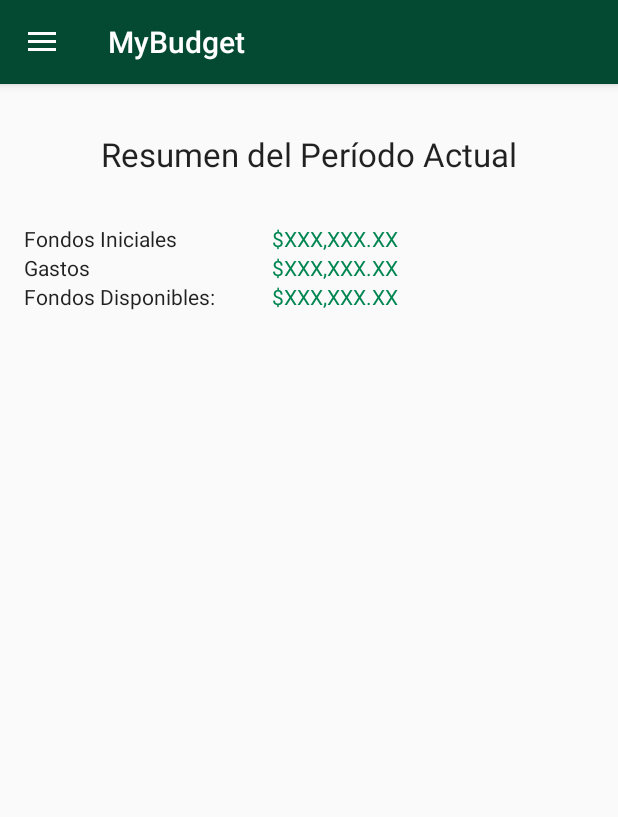
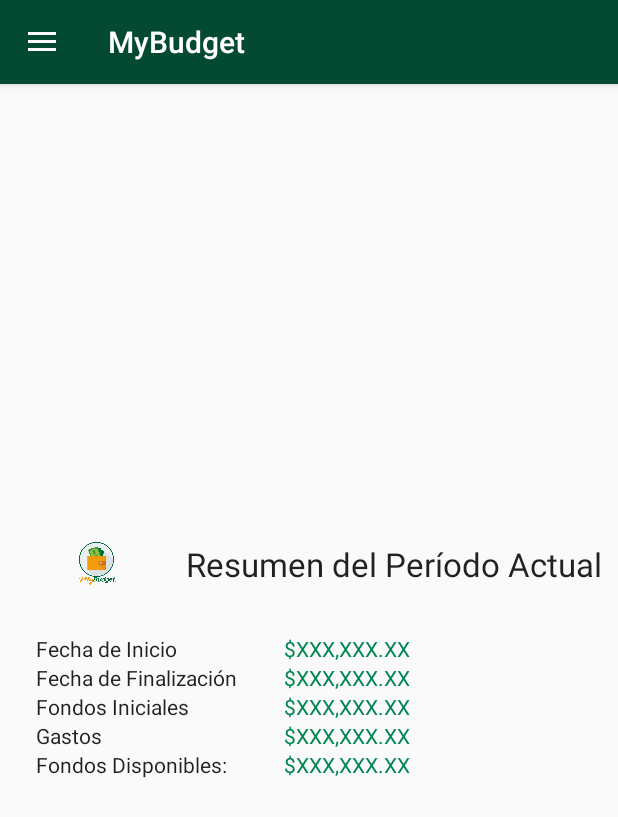
Before and after one commit to Marcelo1706/MyBudget, an Android app: the MainActivity screen opened directly, with no data from a screen before it, on a phone screen of 412 x 824 dp. Shown: the top 817 px of the screen. Run offline under Robolectric (Android 15) with nearby library versions, the phone set to English and light mode, and no system bars.

Commit message:
Cambios Menores

```diff
--- a/app/src/main/java/com/comfycraft/mybudget/layout/MainActivity.java
+++ b/app/src/main/java/com/comfycraft/mybudget/layout/MainActivity.java
@@ -13,6 +13,8 @@ import android.support.v7.app.AppCompatActivity;
 import android.os.Bundle;
 import android.support.v7.widget.Toolbar;
 import android.view.MenuItem;
+import android.view.View;
+import android.widget.TextView;
 import android.widget.Toast;
 
 import com.comfycraft.mybudget.R;
@@ -48,6 +50,7 @@ public class MainActivity extends AppCompatActivity implements NavigationView.On
         password = session.getPassword();
         id_periodo = session.getIdPeriodo();
 
+
         //Recuperamos el índice enviado en la tabla
         //Mostrar toast con indice seleccionado
         Toast.makeText(this,"Id Periodo " + id_periodo,Toast.LENGTH_SHORT).show();
@@ -59,6 +62,12 @@ public class MainActivity extends AppCompatActivity implements NavigationView.On
         drawer = findViewById(R.id.drawer_layout);
         NavigationView navigationView = findViewById(R.id.nav_view);
         navigationView.setNavigationItemSelectedListener(this);
+
+        //Poner el nombre del usuario en el nav_header
+        View headerView = navigationView.getHeaderView(0);
+        TextView userName = headerView.findViewById(R.id.tv_nombre_usuario);
+        String mensaje = "¡Bienvenido, "+nombre_usuario+"!";
+        userName.setText(mensaje);
 
         ActionBarDrawerToggle toggle = new ActionBarDrawerToggle(this, drawer, toolbar,
                 R.string.navigation_drawer_open, R.string.navigation_drawer_close);
--- a/app/src/main/java/com/comfycraft/mybudget/layout/PeriodosLayout.java
+++ b/app/src/main/java/com/comfycraft/mybudget/layout/PeriodosLayout.java
@@ -105,7 +105,7 @@ public class PeriodosLayout extends AppCompatActivity {
                 //Acá se debe mandar a llamar el MainActivity y enviarle los datos del
                 //ListView
                 Intent mainActivity = new Intent(PeriodosLayout.this,MainActivity.class);
-                session.setIdPeriodo(ids_periodos[i]);
+                session.setIdPeriodo(ids_periodos[i-1]);
                 startActivity(mainActivity);
             }
         });
--- a/app/src/main/res/layout/fragment_resumen.xml
+++ b/app/src/main/res/layout/fragment_resumen.xml
@@ -5,20 +5,45 @@
     android:layout_width="match_parent"
     android:layout_height="match_parent">
 
+    <LinearLayout
+        android:layout_width="0dp"
+        android:layout_height="wrap_content"
+        android:layout_marginStart="8dp"
+        android:layout_marginEnd="8dp"
+        android:orientation="vertical"
+        app:layout_constraintBottom_toBottomOf="parent"
+        app:layout_constraintEnd_toEndOf="parent"
+        app:layout_constraintStart_toStartOf="parent"
+        app:layout_constraintTop_toTopOf="parent">
+
+        <LinearLayout
+            android:layout_width="match_parent"
+            android:layout_height="match_parent"
+            android:orientation="horizontal">
+
+            <ImageView
+                android:id="@+id/imageView2"
+                android:layout_width="0dp"
+                android:layout_height="match_parent"
+                android:layout_weight="2"
+                app:srcCompat="@drawable/logo_app" />
+
             <TextView
                 android:id="@+id/textView10"
-        android:layout_width="wrap_content"
+                android:layout_width="0dp"
                 android:layout_height="wrap_content"
-        android:layout_marginTop="32dp"
+                android:layout_weight="5"
                 android:text="Resumen del Período Actual"
+                android:textAlignment="center"
                 android:textAppearance="@style/TextAppearance.AppCompat.Large"
                 app:layout_constraintEnd_toEndOf="parent"
                 app:layout_constraintStart_toStartOf="parent"
                 app:layout_constraintTop_toTopOf="parent" />
+        </LinearLayout>
 
         <TableLayout
             android:id="@+id/tableLayout"
-        android:layout_width="0dp"
+            android:layout_width="match_parent"
             android:layout_height="wrap_content"
             android:layout_marginStart="16dp"
             android:layout_marginTop="32dp"
@@ -26,6 +51,50 @@
             app:layout_constraintEnd_toEndOf="parent"
             app:layout_constraintStart_toStartOf="parent"
             app:layout_constraintTop_toBottomOf="@+id/textView10">
+
+            <TableRow
+                android:layout_width="match_parent"
+                android:layout_height="match_parent">
+
+                <TextView
+                    android:id="@+id/tv11"
+                    android:layout_width="150dp"
+                    android:layout_height="wrap_content"
+                    android:layout_marginEnd="15dp"
+                    android:layout_marginRight="15dp"
+                    android:text="Fecha de Inicio"
+                    android:textAppearance="@style/TextAppearance.AppCompat.Body1" />
+
+                <TextView
+                    android:id="@+id/tv_fecha_ini_resumen"
+                    android:layout_width="match_parent"
+                    android:layout_height="wrap_content"
+                    android:text="$XXX,XXX.XX"
+                    android:textAppearance="@style/TextAppearance.AppCompat.Body1"
+                    android:textColor="@color/PMS348" />
+            </TableRow>
+
+            <TableRow
+                android:layout_width="match_parent"
+                android:layout_height="match_parent">
+
+                <TextView
+                    android:id="@+id/tv12"
+                    android:layout_width="150dp"
+                    android:layout_height="wrap_content"
+                    android:layout_marginEnd="15dp"
+                    android:layout_marginRight="15dp"
+                    android:text="Fecha de Finalización"
+                    android:textAppearance="@style/TextAppearance.AppCompat.Body1" />
+
+                <TextView
+                    android:id="@+id/tv_fecha_fin_resumen"
+                    android:layout_width="match_parent"
+                    android:layout_height="wrap_content"
+                    android:text="$XXX,XXX.XX"
+                    android:textAppearance="@style/TextAppearance.AppCompat.Body1"
+                    android:textColor="@color/PMS348" />
+            </TableRow>
 
             <TableRow
                 android:layout_width="match_parent"
@@ -95,4 +164,6 @@
 
         </TableLayout>
 
+    </LinearLayout>
+
 </android.support.constraint.ConstraintLayout>
--- a/app/src/main/res/layout/nav_header.xml
+++ b/app/src/main/res/layout/nav_header.xml
@@ -16,6 +16,7 @@
         app:srcCompat="@drawable/logo_app" />
 
     <TextView
+        android:id="@+id/tv_nombre_usuario"
         android:layout_width="wrap_content"
         android:layout_height="wrap_content"
         android:paddingTop="8dp"
```
Also changed, not shown: app/src/main/res/layout/fragment_agregar_gastos.xml (+0 -15 lines), app/src/main/res/layout/fragment_agregar_pagos.xml (+0 -15 lines), app/src/main/res/layout/fragment_supermercado_3.xml (+0 -10 lines). Lines whose indentation alone changed are shown as unchanged.
